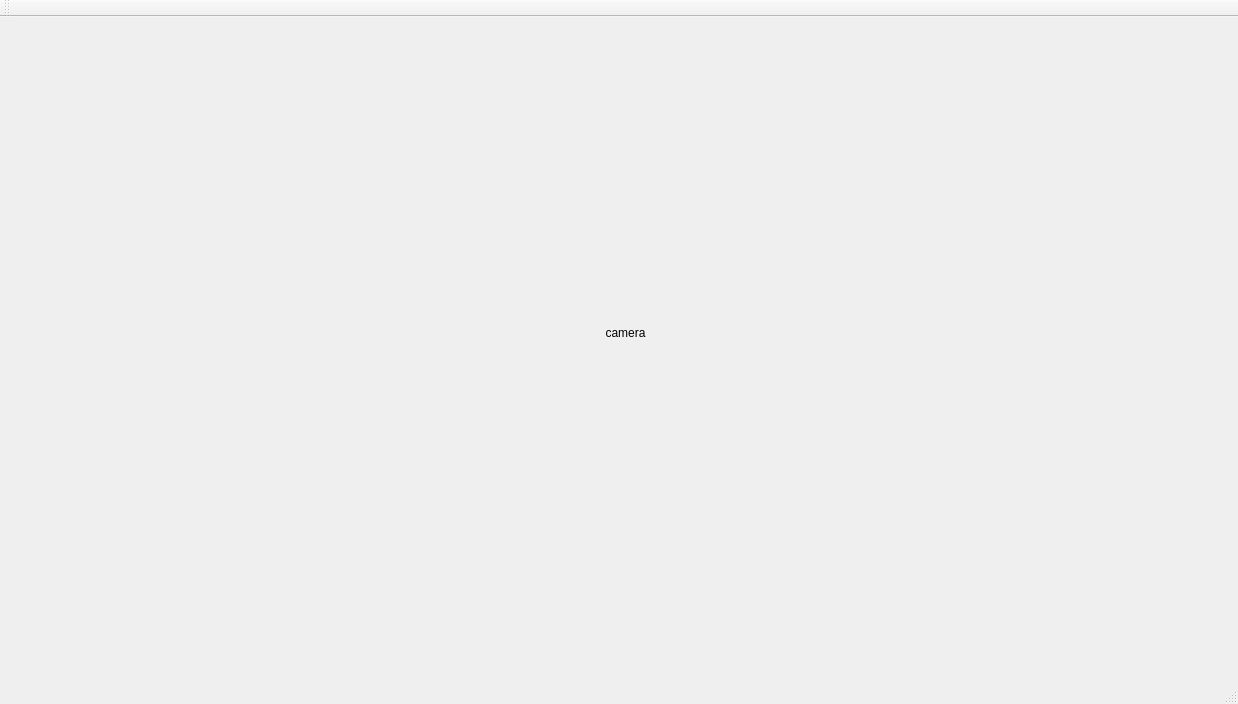
This is uppercomputer/uppercomputer.ui in looplocked/uppercomputer as Qt 5 draws it before an edit. The edited form follows.
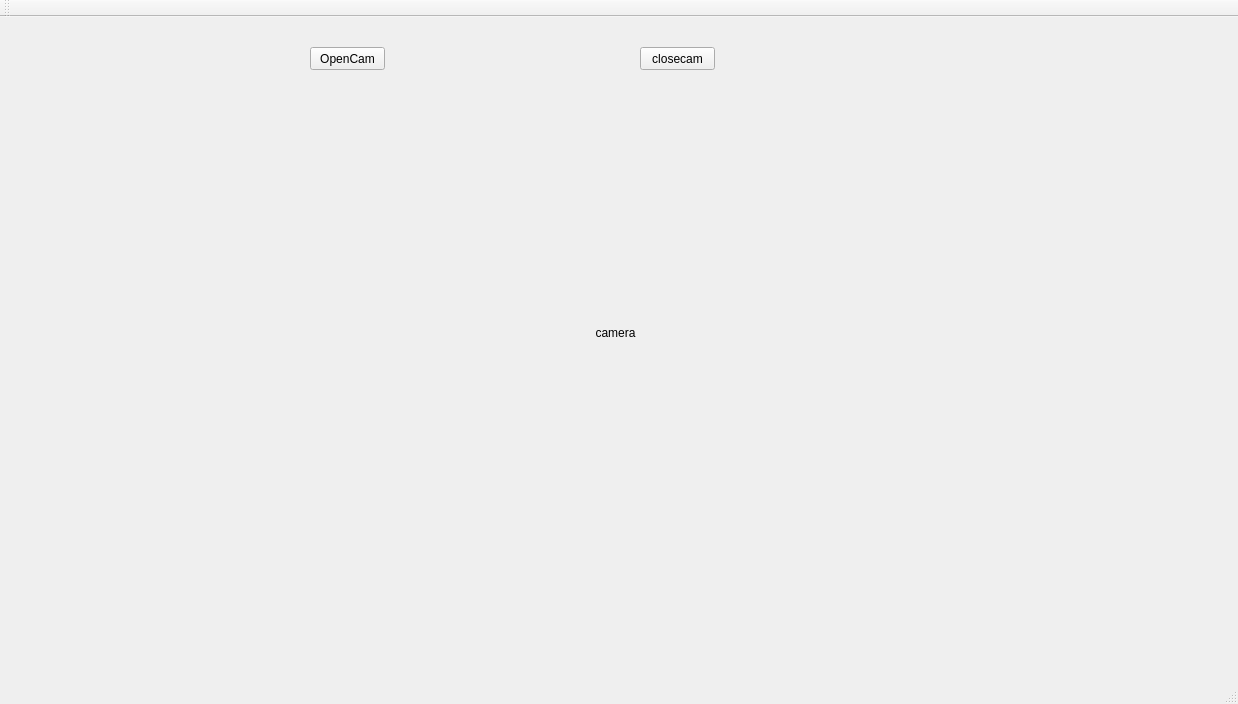
This is the edited form.

Diff of the .ui file:
```diff
--- a/uppercomputer/uppercomputer.ui
+++ b/uppercomputer/uppercomputer.ui
@@ -17,7 +17,7 @@
    <widget class="QLabel" name="LabelCamera">
     <property name="geometry">
      <rect>
-      <x>270</x>
+      <x>260</x>
       <y>110</y>
       <width>711</width>
       <height>411</height>
@@ -30,6 +30,32 @@
      <set>Qt::AlignCenter</set>
     </property>
    </widget>
+   <widget class="QPushButton" name="opencam">
+    <property name="geometry">
+     <rect>
+      <x>310</x>
+      <y>30</y>
+      <width>75</width>
+      <height>23</height>
+     </rect>
+    </property>
+    <property name="text">
+     <string>OpenCam</string>
+    </property>
+   </widget>
+   <widget class="QPushButton" name="closecam">
+    <property name="geometry">
+     <rect>
+      <x>640</x>
+      <y>30</y>
+      <width>75</width>
+      <height>23</height>
+     </rect>
+    </property>
+    <property name="text">
+     <string>closecam</string>
+    </property>
+   </widget>
   </widget>
   <widget class="QMenuBar" name="menuBar">
    <property name="geometry">
```
